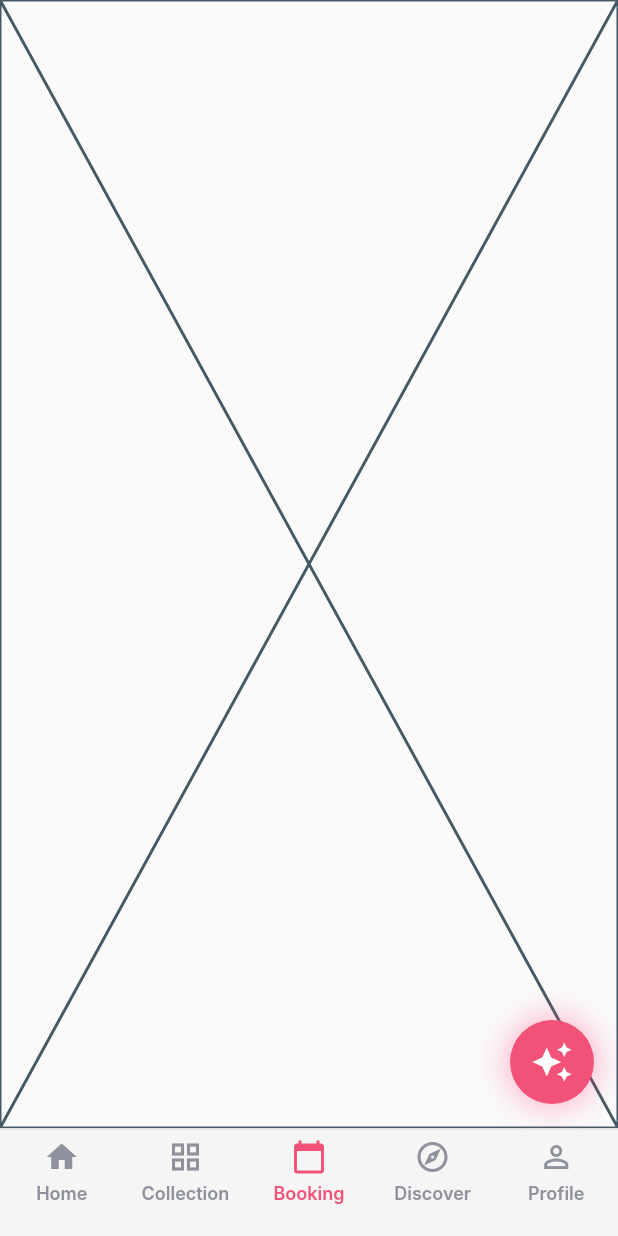
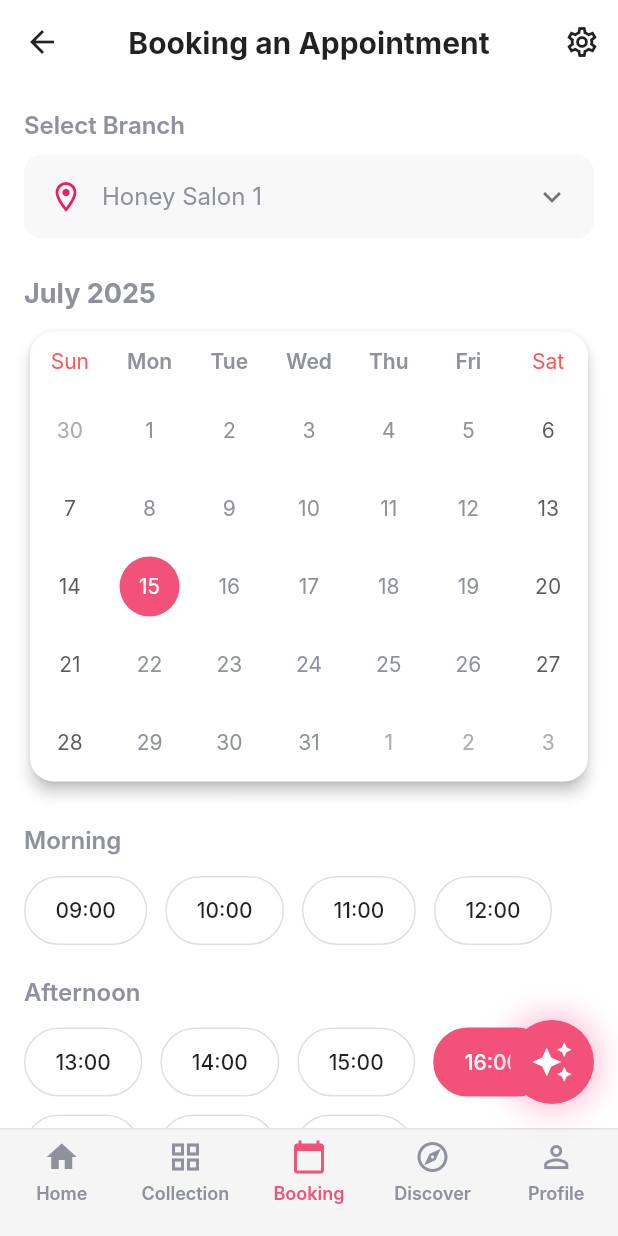
Before and after one commit to MaiTruong1312/AppLamDep_Group9, a Flutter app: the MainLayout screen opened directly, after a tap on "Collection", after a tap on "Booking", on a phone screen of 412 x 824 dp. Run offline on Flutter 3.47's test engine with Material 3 defaults, Android fonts, the light colour scheme and no system bars; drawn by our look-alikes of table_calendar; our stand-ins replace camera, cloud_firestore, country_picker, firebase_auth, firebase_core, firebase_storage and 4 more; missing offline and left inert: flutter_facebook_auth, hand_landmarker; accounts and stored records are empty; network calls fail; Roboto replaces fonts that are missing (Inter).

Commit message:
Add booking and discover screens, update navigation and dependencies

```diff
--- /dev/null
+++ b/lib/UI/booking/booking_screen.dart
@@ -0,0 +1,214 @@
+// lib/UI/booking_screen.dart
+import 'package:flutter/material.dart';
+import 'package:table_calendar/table_calendar.dart';
+
+class BookingScreen extends StatefulWidget {
+  const BookingScreen({super.key});
+
+  @override
+  State<BookingScreen> createState() => _BookingScreenState();
+}
+
+class _BookingScreenState extends State<BookingScreen> {
+  DateTime _focusedDay = DateTime.now();
+  DateTime? _selectedDay;
+  String _selectedTime = '16:00';
+
+  final List<String> morningTimes = ['09:00', '10:00', '11:00', '12:00'];
+  final List<String> afternoonTimes = [
+    '13:00', '14:00', '15:00', '16:00', '17:00', '18:00', '19:00'
+  ];
+
+  @override
+  void initState() {
+    super.initState();
+    _selectedDay = DateTime.now();
+  }
+
+  @override
+  Widget build(BuildContext context) {
+    return Scaffold(
+      backgroundColor: Colors.white,
+      appBar: AppBar(
+        backgroundColor: Colors.white,
+        elevation: 0,
+        leading: IconButton(
+          icon: const Icon(Icons.arrow_back, color: Colors.black87),
+          onPressed: () => Navigator.pop(context),
+        ),
+        title: const Text(
+          'Booking an Appointment',
+          style: TextStyle(
+            color: Colors.black87,
+            fontSize: 20,
+            fontWeight: FontWeight.bold,
+          ),
+        ),
+        centerTitle: true,
+        actions: [
+          IconButton(
+            icon: const Icon(Icons.settings_outlined, color: Colors.black87),
+            onPressed: () {},
+          ),
+        ],
+      ),
+      body: SingleChildScrollView(
+        padding: const EdgeInsets.symmetric(horizontal: 16),
+        child: Column(
+          crossAxisAlignment: CrossAxisAlignment.start,
+          children: [
+            const SizedBox(height: 16),
+
+            // SELECT BRANCH
+            const Text('Select Branch', style: TextStyle(fontSize: 16, fontWeight: FontWeight.w600)),
+            const SizedBox(height: 8),
+            Container(
+              padding: const EdgeInsets.symmetric(horizontal: 16, vertical: 16),
+              decoration: BoxDecoration(
+                color: const Color(0xFFF8F8F8),
+                borderRadius: BorderRadius.circular(12),
+              ),
+              child: const Row(
+                children: [
+                  Icon(Icons.location_on_outlined, color: Colors.pink),
+                  SizedBox(width: 12),
+                  Text('Honey Salon 1', style: TextStyle(fontSize: 16)),
+                  Spacer(),
+                  Icon(Icons.keyboard_arrow_down, color: Colors.black54),
+                ],
+              ),
+            ),
+
+            const SizedBox(height: 24),
+
+            // CALENDAR
+            const Text('July 2025', style: TextStyle(fontSize: 18, fontWeight: FontWeight.bold)),
+            const SizedBox(height: 8),
+            Card(
+              shape: RoundedRectangleBorder(borderRadius: BorderRadius.circular(16)),
+              elevation: 4,
+              child: TableCalendar(
+                firstDay: DateTime.now().subtract(const Duration(days: 365)),
+                lastDay: DateTime.now().add(const Duration(days: 365)),
+                focusedDay: _focusedDay,
+                selectedDayPredicate: (day) => isSameDay(_selectedDay, day),
+                onDaySelected: (selectedDay, focusedDay) {
+                  setState(() {
+                    _selectedDay = selectedDay;
+                    _focusedDay = focusedDay;
+                  });
+                },
+                headerVisible: false,
+                daysOfWeekHeight: 40,
+                rowHeight: 52,
+                calendarStyle: const CalendarStyle(
+                  todayDecoration: BoxDecoration(color: Color(0xFFFFE4E8), shape: BoxShape.circle),
+                  selectedDecoration: BoxDecoration(color: Color(0xFFF25278), shape: BoxShape.circle),
+                  todayTextStyle: TextStyle(color: Color(0xFFF25278), fontWeight: FontWeight.bold),
+                  selectedTextStyle: TextStyle(color: Colors.white),
+                ),
+                daysOfWeekStyle: const DaysOfWeekStyle(
+                  weekdayStyle: TextStyle(fontWeight: FontWeight.w600),
+                  weekendStyle: TextStyle(color: Colors.redAccent),
+                ),
+              ),
+            ),
+
+            const SizedBox(height: 24),
+
+            // TIME SLOTS - MORNING
+            const Text('Morning', style: TextStyle(fontSize: 16, fontWeight: FontWeight.w600)),
+            const SizedBox(height: 12),
+            Wrap(
+              spacing: 12,
+              runSpacing: 12,
+              children: morningTimes.map((time) => _buildTimeChip(time)).toList(),
+            ),
+
+            const SizedBox(height: 20),
+            const Text('Afternoon', style: TextStyle(fontSize: 16, fontWeight: FontWeight.w600)),
+            const SizedBox(height: 12),
+            Wrap(
+              spacing: 12,
+              runSpacing: 12,
+              children: afternoonTimes.map((time) => _buildTimeChip(time)).toList(),
+            ),
+
+            const SizedBox(height: 16),
+            const Row(
+              children: [
+                Icon(Icons.info_outline, size: 16, color: Colors.grey),
+                SizedBox(width: 8),
+                Text('You can book up to 3 seats', style: TextStyle(color: Colors.grey)),
+              ],
+            ),
+
+            const SizedBox(height: 24),
+
+            // SELECT SERVICE
+            const Text('Select service', style: TextStyle(fontSize: 16, fontWeight: FontWeight.w600)),
+            const SizedBox(height: 12),
+            Container(
+              padding: const EdgeInsets.all(12),
+              decoration: BoxDecoration(
+                color: const Color(0xFFFFF5F7),
+                borderRadius: BorderRadius.circular(16),
+              ),
+              child: Row(
+                children: [
+                  ClipRRect(
+                    borderRadius: BorderRadius.circular(12),
+                    child: Image.network(
+                      'https://i.imgur.com/vP9kR2m.jpeg',
+                      width: 80,
+                      height: 80,
+                      fit: BoxFit.cover,
+                    ),
+                  ),
+                  const SizedBox(width: 16),
+                  const Expanded(
+                    child: Column(
+                      crossAxisAlignment: CrossAxisAlignment.start,
+                      children: [
+                        Text('Hot Style A.01', style: TextStyle(fontWeight: FontWeight.bold, fontSize: 16)),
+                        SizedBox(height: 4),
+                        Text('₫350.000 • 90 mins', style: TextStyle(color: Colors.grey)),
+                      ],
+                    ),
+                  ),
+                  const Icon(Icons.add_circle_outline, color: Color(0xFFF25278), size: 28),
+                ],
+              ),
+            ),
+
+            const SizedBox(height: 120), // Đảm bảo không bị bottom nav che
+          ],
+        ),
+      ),
+    );
+  }
+
+  Widget _buildTimeChip(String time) {
+    bool isSelected = _selectedTime == time;
+    return GestureDetector(
+      onTap: () => setState(() => _selectedTime = time),
+      child: Container(
+        padding: const EdgeInsets.symmetric(horizontal: 20, vertical: 12),
+        decoration: BoxDecoration(
+          color: isSelected ? const Color(0xFFF25278) : Colors.white,
+          borderRadius: BorderRadius.circular(30),
+          border: Border.all(
+            color: isSelected ? const Color(0xFFF25278) : Colors.grey[300]!,
+          ),
+        ),
+        child: Text(
+          time,
+          style: TextStyle(
+            color: isSelected ? Colors.white : Colors.black87,
+            fontWeight: FontWeight.w500,
+          ),
+        ),
+      ),
+    );
+  }
+}
--- /dev/null
+++ b/lib/UI/discover/discover_screen.dart
@@ -0,0 +1,241 @@
+// lib/UI/discover_screen.dart
+import 'package:cloud_firestore/cloud_firestore.dart';
+import 'package:flutter/material.dart';
+
+class DiscoverScreen extends StatelessWidget {
+  const DiscoverScreen({Key? key}) : super(key: key);
+
+  @override
+  Widget build(BuildContext context) {
+    return Scaffold(
+      backgroundColor: Colors.white,
+      appBar: AppBar(
+        backgroundColor: Colors.white,
+        elevation: 0,
+        leading: IconButton(
+          icon: const Icon(Icons.arrow_back, color: Colors.black87),
+          onPressed: () => Navigator.pop(context),
+        ),
+        title: const Text(
+          'Discover',
+          style: TextStyle(
+            color: Colors.black87,
+            fontSize: 20,
+            fontWeight: FontWeight.bold,
+          ),
+        ),
+        centerTitle: true,
+        actions: [
+          IconButton(
+            icon: const Icon(Icons.notifications_outlined),
+            onPressed: () {},
+          ),
+        ],
+      ),
+      body: SingleChildScrollView(
+        padding: const EdgeInsets.symmetric(horizontal: 16),
+        child: Column(
+          crossAxisAlignment: CrossAxisAlignment.start,
+          children: [
+            const SizedBox(height: 20),
+
+            // ==================== TOOLS SECTION ====================
+            const Text(
+              'Tools',
+              style: TextStyle(fontSize: 22, fontWeight: FontWeight.bold),
+            ),
+            const SizedBox(height: 16),
+
+            // Big Tools Card
+            Container(
+              width: double.infinity,
+              padding: const EdgeInsets.all(16),
+              decoration: BoxDecoration(
+                color: const Color(0xFFF5F5F5),
+                borderRadius: BorderRadius.circular(16),
+              ),
+              child: Column(
+                children: [
+                  // Banner with NEW tag
+                  Stack(
+                    children: [
+                      ClipRRect(
+                        borderRadius: BorderRadius.circular(12),
+                        child: Image.network(
+                          'https://i.imgur.com/3kG5rLm.jpeg',
+                          height: 140,
+                          width: double.infinity,
+                          fit: BoxFit.cover,
+                        ),
+                      ),
+                      const Positioned(
+                        top: 8,
+                        right: 8,
+                        child: Chip(
+                          backgroundColor: Color(0xFFF25278),
+                          label: Text(
+                            'NEW',
+                            style: TextStyle(
+                              color: Colors.white,
+                              fontSize: 12,
+                              fontWeight: FontWeight.bold,
+                            ),
+                          ),
+                        ),
+                      ),
+                    ],
+                  ),
+                  const SizedBox(height: 12),
+                  const Text(
+                    'Brand Name',
+                    style: TextStyle(fontSize: 14, color: Colors.grey),
+                  ),
+                  const SizedBox(height: 16),
+
+                  // AR Nail Try-on
+                  Container(
+                    padding: const EdgeInsets.all(16),
+                    decoration: BoxDecoration(
+                      color: Colors.white,
+                      borderRadius: BorderRadius.circular(16),
+                      boxShadow: [
+                        BoxShadow(
+                          color: Colors.black.withOpacity(0.08),
+                          blurRadius: 10,
+                          offset: const Offset(0, 4),
+                        ),
+                      ],
+                    ),
+                    child: Row(
+                      children: [
+                        Container(
+                          padding: const EdgeInsets.all(12),
+                          decoration: const BoxDecoration(
+                            color: Color(0xFFFFE4E8),
+                            shape: BoxShape.circle,
+                          ),
+                          child: const Icon(Icons.auto_fix_high, color: Color(0xFFF25278), size: 28),
+                        ),
+                        const SizedBox(width: 16),
+                        const Expanded(
+                          child: Column(
+                            crossAxisAlignment: CrossAxisAlignment.start,
+                            children: [
+                              Text(
+                                'AR Nail Try-on',
+                                style: TextStyle(fontSize: 18, fontWeight: FontWeight.bold),
+                              ),
+                              Text(
+                                'Try different nail designs using your camera',
+                                style: TextStyle(color: Colors.grey, fontSize: 14),
+                              ),
+                            ],
+                          ),
+                        ),
+                        const Icon(Icons.arrow_forward_ios, color: Colors.grey, size: 18),
+                      ],
+                    ),
+                  ),
+                  const SizedBox(height: 16),
+
+                  // AI Nail Assistant
+                  Container(
+                    padding: const EdgeInsets.all(16),
+                    decoration: BoxDecoration(
+                      color: Colors.white,
+                      borderRadius: BorderRadius.circular(16),
+                      boxShadow: [
+                        BoxShadow(
+                          color: Colors.black.withOpacity(0.08),
+                          blurRadius: 10,
+                          offset: const Offset(0, 4),
+                        ),
+                      ],
+                    ),
+                    child: Row(
+                      children: [
+                        Container(
+                          padding: const EdgeInsets.all(12),
+                          decoration: const BoxDecoration(
+                            color: Color(0xFFE3F2FD),
+                            shape: BoxShape.circle,
+                          ),
+                          child: const Icon(Icons.smart_toy_outlined, color: Colors.blue, size: 28),
+                        ),
+                        const SizedBox(width: 16),
+                        const Expanded(
+                          child: Column(
+                            crossAxisAlignment: CrossAxisAlignment.start,
+                            children: [
+                              Text(
+                                'AI Nail Assistant',
+                                style: TextStyle(fontSize: 18, fontWeight: FontWeight.bold),
+                              ),
+                              Text(
+                                'Get personalized nail care & beauty!',
+                                style: TextStyle(color: Colors.grey, fontSize: 14),
+                              ),
+                            ],
+                          ),
+                        ),
+                        const Icon(Icons.arrow_forward_ios, color: Colors.grey, size: 18),
+                      ],
+                    ),
+                  ),
+                ],
+              ),
+            ),
+
+            const SizedBox(height: 32),
+
+            // ==================== TUTORIALS SECTION ====================
+            const Text(
+              'Tutorials',
+              style: TextStyle(fontSize: 22, fontWeight: FontWeight.bold),
+            ),
+            const SizedBox(height: 16),
+
+            Container(
+              padding: const EdgeInsets.all(20),
+              decoration: BoxDecoration(
+                color: const Color(0xFFF8F8F8),
+                borderRadius: BorderRadius.circular(16),
+              ),
+              child: Row(
+                children: [
+                  Expanded(
+                    child: Column(
+                      crossAxisAlignment: CrossAxisAlignment.start,
+                      children: [
+                        const Text(
+                          'Tools & Equipment',
+                          style: TextStyle(fontSize: 18, fontWeight: FontWeight.bold),
+                        ),
+                        const SizedBox(height: 6),
+                        Text(
+                          'Full guide on what tools to prepare and how to use them safely',
+                          style: TextStyle(color: Colors.grey[600], fontSize: 14),
+                        ),
+                      ],
+                    ),
+                  ),
+                  const SizedBox(width: 16),
+                  Container(
+                    padding: const EdgeInsets.all(12),
+                    decoration: const BoxDecoration(
+                      color: Color(0xFFF25278),
+                      shape: BoxShape.circle,
+                    ),
+                    child: const Icon(Icons.play_arrow, color: Colors.white, size: 32),
+                  ),
+                ],
+              ),
+            ),
+
+            const SizedBox(height: 100), // Đảm bảo không bị bottom nav che
+          ],
+        ),
+      ),
+    );
+  }
+}
--- a/lib/UI/main_layout.dart
+++ b/lib/UI/main_layout.dart
@@ -1,3 +1,5 @@
+import 'package:applamdep/UI/booking/booking_screen.dart';
+import 'package:applamdep/UI/discover/discover_screen.dart';
 import 'package:flutter/material.dart';
 import 'package:applamdep/UI/Main/Home.dart';
 import 'package:applamdep/UI/profile/profile_screen.dart';
@@ -18,8 +20,8 @@ class _MainLayoutState extends State<MainLayout> {
   final List<Widget> _pages = const [
     HomeScreen(),      // Tab 0
     CollectionScreen(),     // Collection
-    Placeholder(),     // Booking
-    Placeholder(),     // Discover
+    BookingScreen(),     // Booking
+    DiscoverScreen(),     // Discover
     ProfileScreen(),   // Tab 4
   ];
 
--- a/pubspec.yaml
+++ b/pubspec.yaml
@@ -10,6 +10,7 @@ environment:
 dependencies:
   flutter:
     sdk: flutter
+  table_calendar: ^3.1.2
 
   # --- CÁC GÓI TIỆN ÍCH ---
   hand_landmarker: ^2.1.2
```
Also changed, not shown: pubspec.lock.
